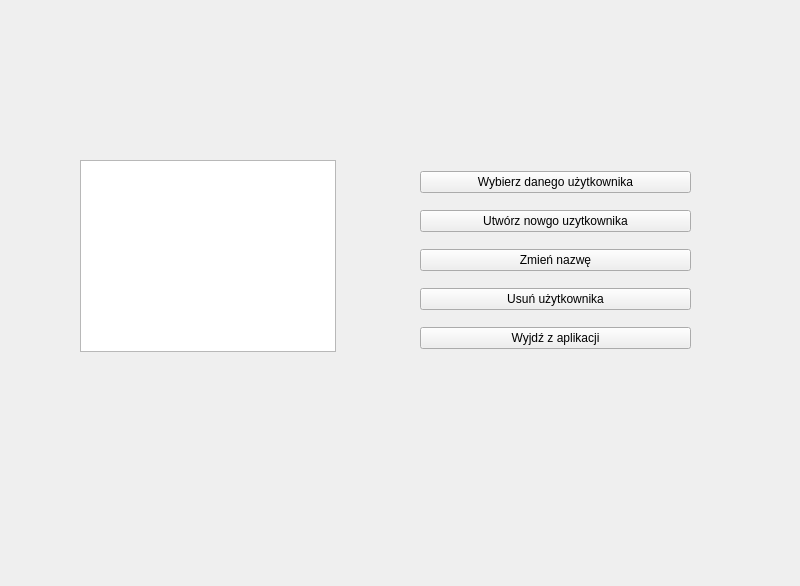
Before: the Qt Designer form src/qt_ui/loginwindow.ui in Michalmo12345/FlashcardQTApp, drawn with Qt 5.
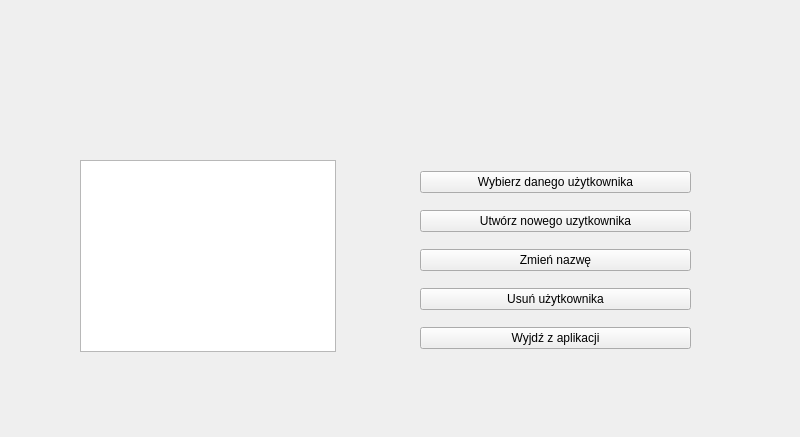
After: the same form once the commit is applied.

```diff
--- a/src/qt_ui/loginwindow.ui
+++ b/src/qt_ui/loginwindow.ui
@@ -7,7 +7,7 @@
     <x>0</x>
     <y>0</y>
     <width>800</width>
-    <height>586</height>
+    <height>437</height>
    </rect>
   </property>
   <property name="windowTitle">
@@ -44,7 +44,7 @@
      <item>
       <widget class="QPushButton" name="createNewButton">
        <property name="text">
-        <string>Utwórz nowgo uzytkownika</string>
+        <string>Utwórz nowego uzytkownika</string>
        </property>
       </widget>
      </item>
```
